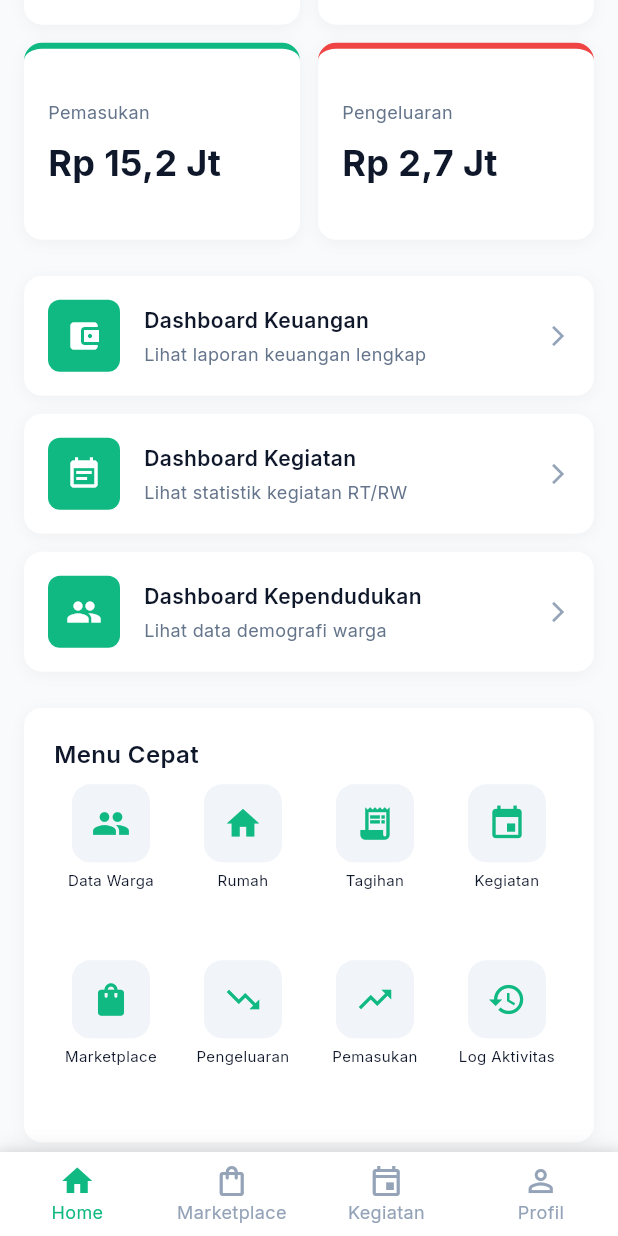
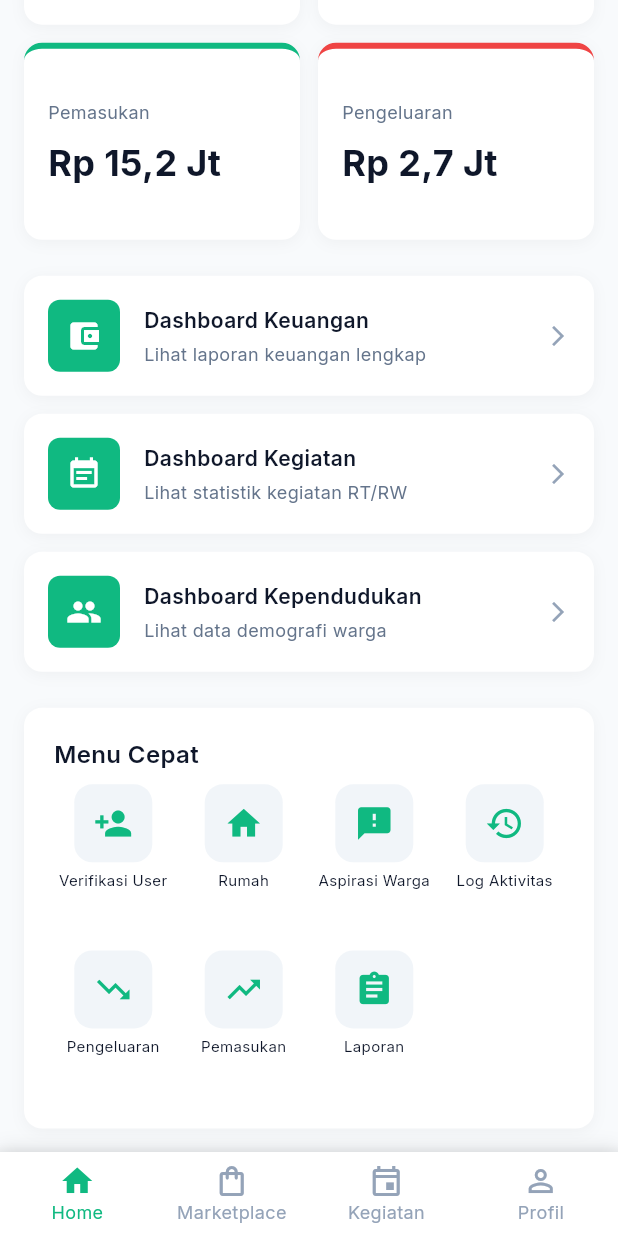
Before and after one commit to Atadewa/PBL-Jawara-Mobile, a Flutter app: the HomePage screen opened by its route, scrolled down 253 dp, on a phone screen of 412 x 824 dp. Run offline on Flutter 3.47's test engine with Material 3 defaults, Android fonts, the phone set to English and light mode, and no system bars; our stand-ins replace google_fonts; accounts and stored records are empty.

Commit message:
refactor: Update QuickMenuItem labels and layout for improved clarity and consistency

```diff
--- a/mobile/lib/features/home/pages/home_page.dart
+++ b/mobile/lib/features/home/pages/home_page.dart
@@ -269,14 +269,14 @@ class _HomePageState extends State<HomePage> {
             crossAxisCount: 4,
             shrinkWrap: true,
             physics: const NeverScrollableScrollPhysics(),
-            mainAxisSpacing: 16,
-            crossAxisSpacing: 12,
-            childAspectRatio: 0.75,
+            mainAxisSpacing: 12,
+            crossAxisSpacing: 8,
+            childAspectRatio: 0.80, // Adjusted to accommodate fixed height
             children: [
               QuickMenuItem(
-                label: 'Data Warga',
-                icon: Icons.people,
-                onTap: () => _handleMenuTap('Data Warga'),
+                label: 'Verifikasi User',
+                icon: Icons.person_add,
+                onTap: () => _handleMenuTap('Verifikasi User'),
               ),
               QuickMenuItem(
                 label: 'Rumah',
@@ -284,19 +284,14 @@ class _HomePageState extends State<HomePage> {
                 onTap: () => _handleMenuTap('Rumah'),
               ),
               QuickMenuItem(
-                label: 'Tagihan',
-                icon: Icons.receipt_long,
-                onTap: () => _handleMenuTap('Tagihan'),
+                label: 'Aspirasi Warga',
+                icon: Icons.feedback,
+                onTap: () => _handleMenuTap('Aspirasi Warga'),
               ),
               QuickMenuItem(
-                label: 'Kegiatan',
-                icon: Icons.event,
-                onTap: () => _handleMenuTap('Kegiatan'),
-              ),
-              QuickMenuItem(
-                label: 'Marketplace',
-                icon: Icons.shopping_bag,
-                onTap: () => _handleMenuTap('Marketplace'),
+                label: 'Log Aktivitas',
+                icon: Icons.history,
+                onTap: () => _handleMenuTap('Log Aktivitas'),
               ),
               QuickMenuItem(
                 label: 'Pengeluaran',
@@ -309,9 +304,9 @@ class _HomePageState extends State<HomePage> {
                 onTap: () => _handleMenuTap('Pemasukan'),
               ),
               QuickMenuItem(
-                label: 'Log Aktivitas',
-                icon: Icons.history,
-                onTap: () => _handleMenuTap('Log Aktivitas'),
+                label: 'Laporan',
+                icon: Icons.assignment,
+                onTap: () => _handleMenuTap('Laporan'),
               ),
             ],
           ),
```
